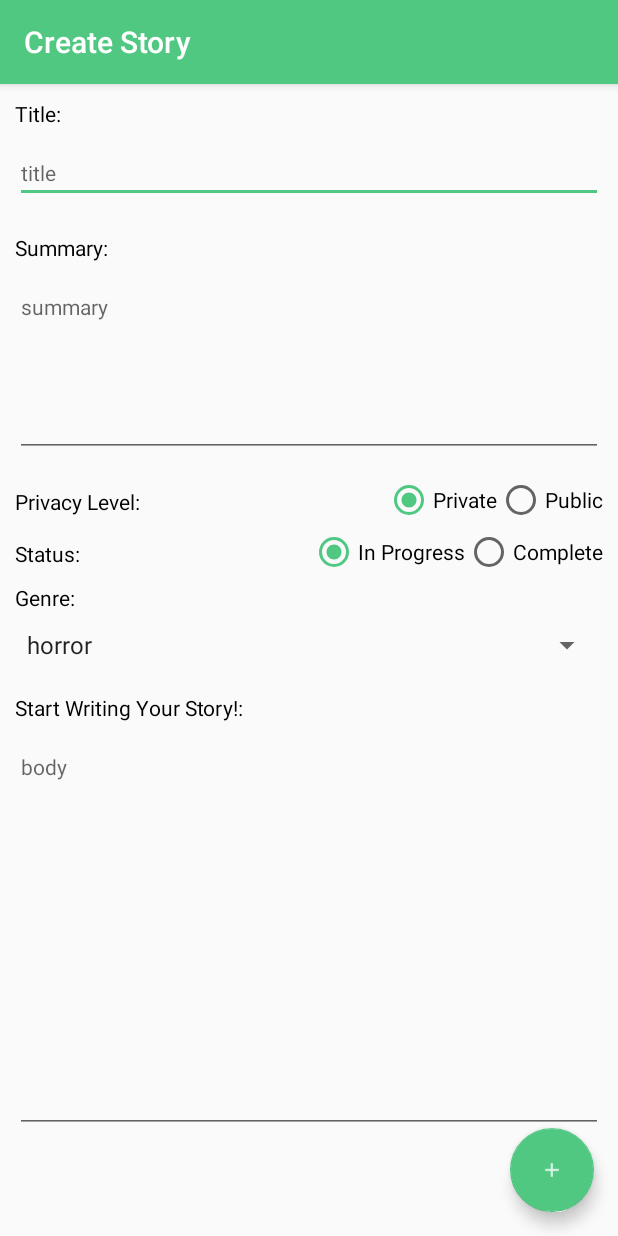
After one commit to andihop/Storyboard, an Android app: the CreateStoryActivity screen opened directly, with no data from a screen before it, on a phone screen of 412 x 824 dp. The commit adds this screen. Run offline under Robolectric (Android 15) with nearby library versions, the phone set to English and light mode, and no system bars; our stand-ins replace Firebase (no records; nobody signed in at launch, a user with empty details on screens opened directly).

Commit message:
Create Story implemented

```diff
--- a/app/build.gradle
+++ b/app/build.gradle
@@ -2,7 +2,7 @@ apply plugin: 'com.android.application'
 
 android {
     compileSdkVersion 26
-    buildToolsVersion '27.0.3'
+    buildToolsVersion '28.0.3'
 
     defaultConfig {
         applicationId "com.example.andi.storyboard"
--- a/app/src/main/AndroidManifest.xml
+++ b/app/src/main/AndroidManifest.xml
@@ -43,6 +43,10 @@
             android:name=".viewstory.StoryReadActivity"
             android:theme="@style/AppTheme.NoActionBar" />
         <activity android:name=".viewstory.StoryCommentsActivity" />
+        <activity
+            android:name=".CreateStoryActivity"
+            android:label="@string/title_activity_create_story"
+            android:theme="@style/AppTheme.NoActionBar"></activity>
     </application>
 
 </manifest>
--- /dev/null
+++ b/app/src/main/java/com/example/andi/storyboard/CreateStoryActivity.java
@@ -0,0 +1,71 @@
+package com.example.andi.storyboard;
+
+import android.content.Intent;
+import android.os.Bundle;
+import android.support.design.widget.FloatingActionButton;
+import android.support.design.widget.Snackbar;
+import android.support.v7.app.AppCompatActivity;
+import android.support.v7.widget.Toolbar;
+import android.view.View;
+import android.widget.EditText;
+import android.widget.RadioButton;
+import android.widget.RadioGroup;
+import android.widget.Spinner;
+import android.widget.Toast;
+
+import com.example.andi.storyboard.firebase.FireStoreOps;
+import com.google.firebase.auth.FirebaseAuth;
+
+public class CreateStoryActivity extends AppCompatActivity {
+
+    @Override
+    protected void onCreate(Bundle savedInstanceState) {
+        super.onCreate(savedInstanceState);
+        setContentView(R.layout.activity_create_story);
+        Toolbar toolbar = (Toolbar) findViewById(R.id.toolbar);
+        setSupportActionBar(toolbar);
+
+        final EditText title = findViewById(R.id.title);
+        final EditText summary = findViewById(R.id.summary);
+        final EditText text = findViewById(R.id.body);
+        final Spinner genre = findViewById(R.id.genreSpinner);
+        final RadioGroup privacyGroup = findViewById(R.id.privacy_rg);
+        final RadioGroup progressGroup = findViewById(R.id.progress_rg);
+
+
+        FloatingActionButton fab = (FloatingActionButton) findViewById(R.id.fab);
+        fab.setOnClickListener(new View.OnClickListener() {
+            @Override
+            public void onClick(View view) {
+                boolean isPrivate = true;
+                boolean inProgress = true;
+                if (title.getText().toString().trim().length() == 0 ||
+                        summary.getText().toString().trim().length() == 0 ||
+                        text.getText().toString().trim().length() == 0) {
+                    Toast.makeText(getApplicationContext(), "Please fill out all fields before submitting.",
+                            Toast.LENGTH_SHORT).show();
+                } else {
+                    if (!((RadioButton)findViewById(privacyGroup.getCheckedRadioButtonId())).getText().equals("Private")) {
+                        isPrivate = false;
+                    }
+
+                    if (!((RadioButton)findViewById(progressGroup.getCheckedRadioButtonId())).getText().equals("In Progress")) {
+                        inProgress = false;
+                    }
+
+                    FireStoreOps.createStory(title.getText().toString(), text.getText().toString(),
+                            genre.getSelectedItem().toString(), FirebaseAuth.getInstance().getCurrentUser().getUid(),
+                            summary.getText().toString(), isPrivate,inProgress);
+                    Toast.makeText(getApplicationContext(), "Submitted!",
+                            Toast.LENGTH_SHORT).show();
+                    Intent intent = new Intent(getBaseContext(), MainActivity.class);
+                    startActivity(intent);
+                    finish();
+
+                }
+
+            }
+        });
+    }
+
+}
--- a/app/src/main/java/com/example/andi/storyboard/create/CreateMaterialChoosingActivity.java
+++ b/app/src/main/java/com/example/andi/storyboard/create/CreateMaterialChoosingActivity.java
@@ -8,6 +8,7 @@ import android.view.Menu;
 import android.view.MenuItem;
 import android.view.View;
 import android.widget.Button;
+import com.example.andi.storyboard.CreateStoryActivity;
 
 import com.example.andi.storyboard.R;
 
@@ -31,9 +32,10 @@ public class CreateMaterialChoosingActivity extends AppCompatActivity {
         goto_create_story_button.setOnClickListener(new View.OnClickListener() {
             @Override
             public void onClick(View view) {
+                Intent intent = new Intent(getBaseContext(), CreateStoryActivity.class);
+                startActivity(intent);
                 finish();
-//                Intent intent = new Intent(getBaseContext(), MainActivity.class);
-//                startActivity(intent);
+
             }
         });
 
--- /dev/null
+++ b/app/src/main/res/layout/activity_create_story.xml
@@ -0,0 +1,33 @@
+<?xml version="1.0" encoding="utf-8"?>
+<android.support.design.widget.CoordinatorLayout xmlns:android="http://schemas.android.com/apk/res/android"
+    xmlns:app="http://schemas.android.com/apk/res-auto"
+    xmlns:tools="http://schemas.android.com/tools"
+    android:layout_width="match_parent"
+    android:layout_height="match_parent"
+    tools:context=".CreateStoryActivity">
+
+    <android.support.design.widget.AppBarLayout
+        android:layout_width="match_parent"
+        android:layout_height="wrap_content"
+        android:theme="@style/AppTheme.AppBarOverlay">
+
+        <android.support.v7.widget.Toolbar
+            android:id="@+id/toolbar"
+            android:layout_width="match_parent"
+            android:layout_height="?attr/actionBarSize"
+            android:background="?attr/colorPrimary"
+            app:popupTheme="@style/AppTheme.PopupOverlay" />
+
+    </android.support.design.widget.AppBarLayout>
+
+    <include layout="@layout/content_activity_create_story" />
+
+    <android.support.design.widget.FloatingActionButton
+        android:id="@+id/fab"
+        android:layout_width="wrap_content"
+        android:layout_height="wrap_content"
+        android:layout_gravity="bottom|end"
+        android:layout_margin="@dimen/fab_margin"
+        app:srcCompat="@drawable/new_story" />
+
+</android.support.design.widget.CoordinatorLayout>
--- /dev/null
+++ b/app/src/main/res/layout/content_activity_create_story.xml
@@ -0,0 +1,196 @@
+<?xml version="1.0" encoding="utf-8"?>
+<android.support.constraint.ConstraintLayout xmlns:android="http://schemas.android.com/apk/res/android"
+    xmlns:app="http://schemas.android.com/apk/res-auto"
+    xmlns:tools="http://schemas.android.com/tools"
+    android:layout_width="match_parent"
+    android:layout_height="match_parent"
+    app:layout_behavior="@string/appbar_scrolling_view_behavior"
+    tools:context=".CreateStoryActivity"
+    tools:showIn="@layout/activity_create_story">
+    <ScrollView
+        xmlns:android="http://schemas.android.com/apk/res/android"
+        android:layout_width="fill_parent"
+        android:layout_height="fill_parent">
+    <RelativeLayout
+        android:layout_width="match_parent"
+        android:layout_height="wrap_content"
+        android:fitsSystemWindows="true"
+        >
+
+
+        <TextView
+            android:id="@+id/title_string"
+            android:layout_width="match_parent"
+            android:layout_height="wrap_content"
+            android:layout_marginTop="10dp"
+            android:layout_marginLeft="10dp"
+            android:text="Title:"
+            android:textColor="#000000"
+            android:textSize="14sp"/>
+
+
+        <EditText
+            android:id="@+id/title"
+            android:layout_width="match_parent"
+            android:layout_height="wrap_content"
+            android:layout_below="@+id/title_string"
+
+            android:layout_margin="10dp"
+            android:hint="title"
+            android:textColor="#000000"
+            android:textSize="14sp"/>
+        <TextView
+            android:id="@+id/summary_string"
+            android:layout_width="match_parent"
+            android:layout_height="wrap_content"
+            android:layout_below="@+id/title"
+
+            android:layout_marginTop="10dp"
+            android:layout_marginLeft="10dp"
+            android:text="Summary:"
+            android:textColor="#000000"
+            android:textSize="14sp"/>
+
+
+        <EditText
+            android:id="@+id/summary"
+            android:layout_width="match_parent"
+            android:layout_height="wrap_content"
+            android:layout_below="@+id/summary_string"
+            android:layout_margin="10dp"
+            android:hint="summary"
+            android:textColor="#000000"
+            android:lines="8"
+            android:minLines="6"
+            android:gravity="top"
+            android:inputType="textMultiLine"
+            android:textSize="14sp"/>
+        <TextView
+            android:id="@+id/is_private_string"
+            android:layout_width="match_parent"
+            android:layout_height="wrap_content"
+            android:layout_below="@+id/summary"
+
+            android:layout_marginTop="10dp"
+            android:layout_marginLeft="10dp"
+            android:text="Privacy Level:"
+            android:textColor="#000000"
+            android:textSize="14sp"/>
+
+        <RadioGroup xmlns:android="http://schemas.android.com/apk/res/android"
+        android:id="@+id/privacy_rg"
+        android:layout_width="match_parent"
+        android:layout_height="wrap_content"
+        android:orientation="horizontal"
+        android:gravity="right"
+        android:layout_below="@+id/summary"
+        android:layout_marginTop="2.5dp"
+        android:layout_marginRight="10dp"
+
+
+        >
+        <RadioButton android:id="@+id/private_radio"
+            android:layout_width="wrap_content"
+            android:layout_height="wrap_content"
+            android:text="Private"
+            android:checked="true"
+            />
+
+        <RadioButton android:id="@+id/public_radio"
+            android:layout_width="wrap_content"
+            android:layout_height="wrap_content"
+            android:text="Public"
+            />
+    </RadioGroup>
+
+        <TextView
+            android:id="@+id/progress_string"
+            android:layout_width="match_parent"
+            android:layout_height="wrap_content"
+            android:layout_below="@+id/privacy_rg"
+
+            android:layout_marginTop="10dp"
+            android:layout_marginLeft="10dp"
+            android:text="Status:"
+            android:textColor="#000000"
+            android:textSize="14sp"/>
+
+        <RadioGroup xmlns:android="http://schemas.android.com/apk/res/android"
+            android:id="@+id/progress_rg"
+            android:layout_width="match_parent"
+            android:layout_height="wrap_content"
+            android:orientation="horizontal"
+            android:gravity="right"
+            android:layout_below="@+id/privacy_rg"
+            android:layout_marginTop="2.5dp"
+            android:layout_marginRight="10dp"
+
+
+            >
+            <RadioButton android:id="@+id/in_progress"
+                android:layout_width="wrap_content"
+                android:layout_height="wrap_content"
+                android:text="In Progress"
+                android:checked="true"
+                />
+
+            <RadioButton android:id="@+id/completed"
+                android:layout_width="wrap_content"
+                android:layout_height="wrap_content"
+                android:text="Complete"
+                />
+        </RadioGroup>
+
+        <TextView
+            android:id="@+id/genre_string"
+            android:layout_width="match_parent"
+            android:layout_height="wrap_content"
+            android:layout_below="@+id/progress_string"
+
+            android:layout_marginTop="10dp"
+            android:layout_marginLeft="10dp"
+            android:text="Genre:"
+            android:textColor="#000000"
+            android:textSize="14sp"/>
+        <Spinner
+            android:id="@+id/genreSpinner"
+            android:layout_width="fill_parent"
+            android:layout_height="wrap_content"
+            android:layout_below="@id/genre_string"
+            android:drawSelectorOnTop="true"
+            android:entries="@array/genres"
+            android:layout_margin="10dp"
+
+            />
+
+        <TextView
+            android:id="@+id/body_string"
+            android:layout_width="match_parent"
+            android:layout_height="wrap_content"
+            android:layout_below="@+id/genreSpinner"
+
+            android:layout_marginTop="10dp"
+            android:layout_marginLeft="10dp"
+            android:text="Start Writing Your Story!:"
+            android:textColor="#000000"
+            android:textSize="14sp"/>
+
+
+        <EditText
+            android:id="@+id/body"
+            android:layout_width="match_parent"
+            android:layout_height="wrap_content"
+            android:layout_below="@+id/body_string"
+            android:layout_margin="10dp"
+            android:hint="body"
+            android:textColor="#000000"
+            android:lines="30"
+            android:minLines="15"
+            android:gravity="top"
+            android:inputType="textMultiLine"
+            android:textSize="14sp"/>
+
+    </RelativeLayout>
+    </ScrollView>
+
+</android.support.constraint.ConstraintLayout>
--- a/app/src/main/res/values/strings.xml
+++ b/app/src/main/res/values/strings.xml
@@ -62,5 +62,19 @@
     <string name="title_home">Home</string>
     <string name="title_dashboard">Dashboard</string>
     <string name="title_notifications">Notifications</string>
+    <string name="title_activity_create_story">Create Story</string>
+
+    <string-array name="genres">
+        <item>horror</item>
+        <item>science fiction</item>
+        <item>comedy</item>
+        <item>dystopian</item>
+        <item>drama</item>
+        <item>tragedy</item>
+        <item>action adventure</item>
+        <item>thriller</item>
+        <item>fantasy</item>
+        <item>romance</item>
+    </string-array>
 
 </resources>
```
